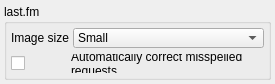
This is src/plugins/tuneinforequesterlastfm/tuneinforequesterlastfmoptions.ui in xnamed/vacuum-im as Qt 5 draws it before an edit. The edited form follows.
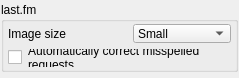
This is the edited form.

What changed in the file:
```diff
--- a/src/plugins/tuneinforequesterlastfm/tuneinforequesterlastfmoptions.ui
+++ b/src/plugins/tuneinforequesterlastfm/tuneinforequesterlastfmoptions.ui
@@ -6,30 +6,36 @@
    <rect>
     <x>0</x>
     <y>0</y>
-    <width>275</width>
-    <height>84</height>
+    <width>239</width>
+    <height>61</height>
    </rect>
   </property>
+  <property name="sizePolicy">
+   <sizepolicy hsizetype="Expanding" vsizetype="Preferred">
+    <horstretch>0</horstretch>
+    <verstretch>0</verstretch>
+   </sizepolicy>
+  </property>
   <property name="windowTitle">
    <string notr="true">last.fm options</string>
   </property>
-  <layout class="QVBoxLayout" name="verticalLayout">
-   <property name="spacing">
-    <number>6</number>
-   </property>
+  <layout class="QGridLayout" name="gridLayout_2">
    <property name="leftMargin">
-    <number>4</number>
+    <number>1</number>
    </property>
    <property name="topMargin">
-    <number>4</number>
+    <number>2</number>
    </property>
    <property name="rightMargin">
-    <number>4</number>
+    <number>1</number>
    </property>
    <property name="bottomMargin">
-    <number>4</number>
+    <number>6</number>
    </property>
-   <item>
+   <property name="spacing">
+    <number>2</number>
+   </property>
+   <item row="0" column="0">
     <widget class="QGroupBox" name="gpbLastFm">
      <property name="sizePolicy">
       <sizepolicy hsizetype="Expanding" vsizetype="Preferred">
@@ -45,24 +51,31 @@
        <number>4</number>
       </property>
       <property name="topMargin">
-       <number>4</number>
+       <number>2</number>
       </property>
       <property name="rightMargin">
        <number>4</number>
       </property>
       <property name="bottomMargin">
-       <number>4</number>
-      </property>
-      <property name="horizontalSpacing">
        <number>2</number>
       </property>
-      <property name="verticalSpacing">
-       <number>6</number>
-      </property>
+      <item row="0" column="0" colspan="2">
+       <widget class="QLabel" name="lblImageSize">
+        <property name="sizePolicy">
+         <sizepolicy hsizetype="Expanding" vsizetype="Preferred">
+          <horstretch>0</horstretch>
+          <verstretch>0</verstretch>
+         </sizepolicy>
+        </property>
+        <property name="text">
+         <string>Image size</string>
+        </property>
+       </widget>
+      </item>
       <item row="0" column="2">
        <widget class="QComboBox" name="cmbImageSize">
         <property name="sizePolicy">
-         <sizepolicy hsizetype="Expanding" vsizetype="Fixed">
+         <sizepolicy hsizetype="Preferred" vsizetype="Fixed">
           <horstretch>0</horstretch>
           <verstretch>0</verstretch>
          </sizepolicy>
@@ -94,23 +107,10 @@
         </item>
        </widget>
       </item>
-      <item row="0" column="0">
-       <widget class="QLabel" name="lblImageSize">
-        <property name="sizePolicy">
-         <sizepolicy hsizetype="Preferred" vsizetype="Preferred">
-          <horstretch>0</horstretch>
-          <verstretch>0</verstretch>
-         </sizepolicy>
-        </property>
-        <property name="text">
-         <string>Image size</string>
-        </property>
-       </widget>
-      </item>
       <item row="1" column="0">
        <widget class="QCheckBox" name="chkAutocorrect">
         <property name="sizePolicy">
-         <sizepolicy hsizetype="Preferred" vsizetype="Fixed">
+         <sizepolicy hsizetype="Maximum" vsizetype="Fixed">
           <horstretch>0</horstretch>
           <verstretch>0</verstretch>
          </sizepolicy>
```
